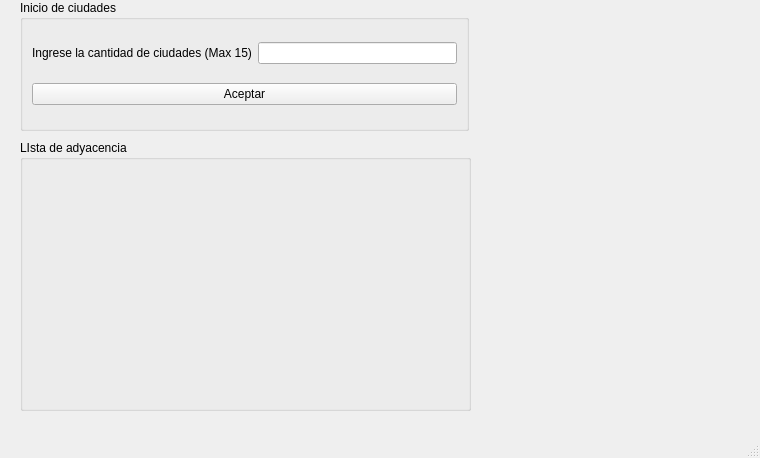
Before: the Qt Designer form src/Rent_A_Car/QT/Rent_Car/rent_car.ui in Kendall2300/Proyecto2_IR_RC, drawn with Qt 5.
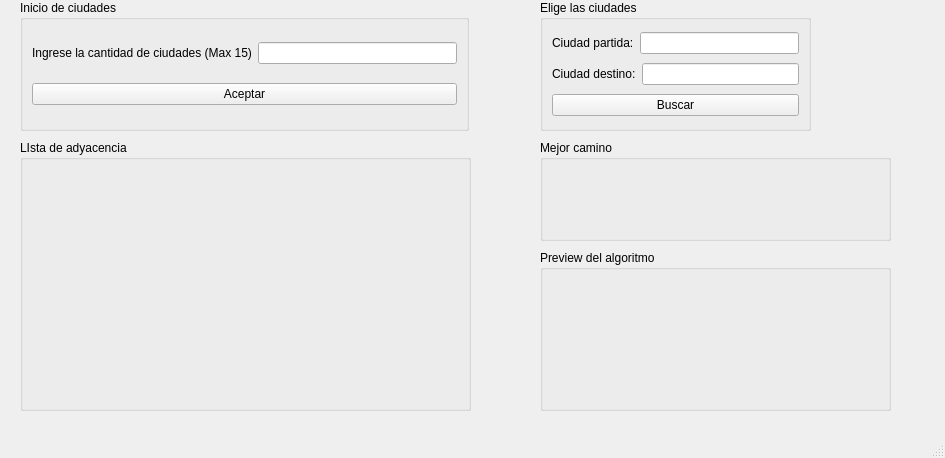
After: the same form once the commit is applied.

The edit to the form file:
```diff
--- a/src/Rent_A_Car/QT/Rent_Car/rent_car.ui
+++ b/src/Rent_A_Car/QT/Rent_Car/rent_car.ui
@@ -6,7 +6,7 @@
    <rect>
     <x>0</x>
     <y>0</y>
-    <width>760</width>
+    <width>945</width>
     <height>458</height>
    </rect>
   </property>
@@ -78,6 +78,100 @@
      </item>
     </layout>
    </widget>
+   <widget class="QGroupBox" name="groupBox_3">
+    <property name="geometry">
+     <rect>
+      <x>540</x>
+      <y>0</y>
+      <width>271</width>
+      <height>131</height>
+     </rect>
+    </property>
+    <property name="title">
+     <string>Elige las ciudades</string>
+    </property>
+    <layout class="QVBoxLayout" name="verticalLayout_3">
+     <item>
+      <layout class="QHBoxLayout" name="horizontalLayout_3">
+       <item>
+        <widget class="QLabel" name="label">
+         <property name="text">
+          <string>Ciudad partida:</string>
+         </property>
+        </widget>
+       </item>
+       <item>
+        <widget class="QLineEdit" name="lineEdit_ciudad_origen"/>
+       </item>
+      </layout>
+     </item>
+     <item>
+      <layout class="QHBoxLayout" name="horizontalLayout_2">
+       <item>
+        <widget class="QLabel" name="label_2">
+         <property name="text">
+          <string>Ciudad destino:</string>
+         </property>
+        </widget>
+       </item>
+       <item>
+        <widget class="QLineEdit" name="lineEdit_ciudad_destino"/>
+       </item>
+      </layout>
+     </item>
+     <item>
+      <widget class="QPushButton" name="pushButton">
+       <property name="text">
+        <string>Buscar</string>
+       </property>
+      </widget>
+     </item>
+    </layout>
+   </widget>
+   <widget class="QGroupBox" name="groupBox_4">
+    <property name="geometry">
+     <rect>
+      <x>540</x>
+      <y>140</y>
+      <width>351</width>
+      <height>101</height>
+     </rect>
+    </property>
+    <property name="title">
+     <string>Mejor camino</string>
+    </property>
+    <layout class="QVBoxLayout" name="verticalLayout_4">
+     <item>
+      <widget class="QLabel" name="label_algoritmo_result">
+       <property name="text">
+        <string/>
+       </property>
+      </widget>
+     </item>
+    </layout>
+   </widget>
+   <widget class="QGroupBox" name="groupBox_5">
+    <property name="geometry">
+     <rect>
+      <x>540</x>
+      <y>250</y>
+      <width>351</width>
+      <height>161</height>
+     </rect>
+    </property>
+    <property name="title">
+     <string>Preview del algoritmo</string>
+    </property>
+    <layout class="QHBoxLayout" name="horizontalLayout_6">
+     <item>
+      <widget class="QLabel" name="label_algoritmo_view">
+       <property name="text">
+        <string/>
+       </property>
+      </widget>
+     </item>
+    </layout>
+   </widget>
   </widget>
   <widget class="QMenuBar" name="menubar">
    <property name="geometry">
```
Left out of the diff: 2 changed lines with no effect on the pictures.
